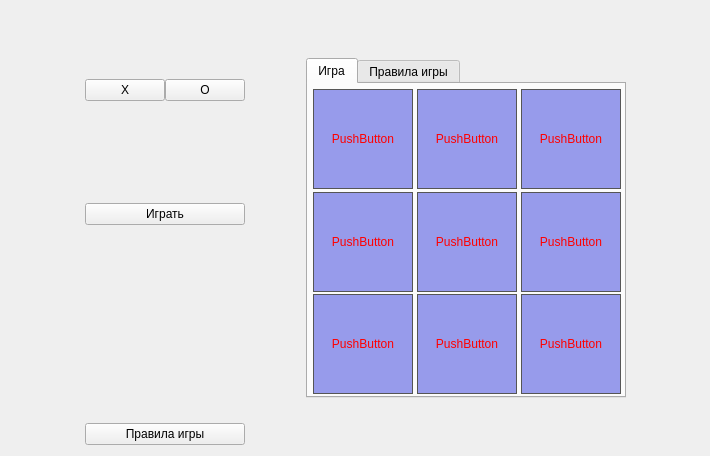
HmmAnchy/A-C-project, file Project/widget.ui: the form before one commit.
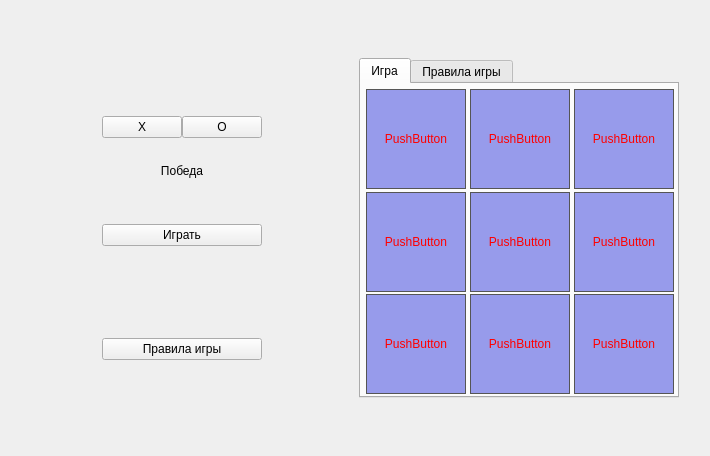
The form after the commit. Icons and pictures are not drawn.

Patch:
```diff
--- a/Project/widget.ui
+++ b/Project/widget.ui
@@ -23,17 +23,21 @@
    </size>
   </property>
   <property name="windowTitle">
-   <string>x o</string>
+   <string>Крестики-нолики</string>
+  </property>
+  <property name="windowIcon">
+   <iconset resource="res.qrc">
+    <normaloff>:/res/images/icon.png</normaloff>:/res/images/icon.png</iconset>
   </property>
   <layout class="QHBoxLayout" name="horizontalLayout">
    <item>
-    <spacer name="horizontalSpacer">
+    <spacer name="horizontalSpacer_5">
      <property name="orientation">
       <enum>Qt::Horizontal</enum>
      </property>
      <property name="sizeHint" stdset="0">
       <size>
-       <width>86</width>
+       <width>20</width>
        <height>20</height>
       </size>
      </property>
@@ -60,7 +64,7 @@
         <string/>
        </property>
        <property name="pixmap">
-        <pixmap resource="res.qrc">:/res/Нолики.png</pixmap>
+        <pixmap resource="res.qrc">:/res/images/text.png</pixmap>
        </property>
        <property name="alignment">
         <set>Qt::AlignCenter</set>
@@ -93,19 +97,35 @@
        <property name="orientation">
         <enum>Qt::Vertical</enum>
        </property>
+       <property name="sizeType">
+        <enum>QSizePolicy::Fixed</enum>
+       </property>
        <property name="sizeHint" stdset="0">
         <size>
          <width>20</width>
-         <height>40</height>
+         <height>20</height>
         </size>
        </property>
       </spacer>
      </item>
+     <item>
+      <widget class="QLabel" name="label_3">
+       <property name="text">
+        <string>Победа</string>
+       </property>
+       <property name="alignment">
+        <set>Qt::AlignCenter</set>
+       </property>
+      </widget>
+     </item>
      <item>
       <spacer name="verticalSpacer_10">
        <property name="orientation">
         <enum>Qt::Vertical</enum>
        </property>
+       <property name="sizeType">
+        <enum>QSizePolicy::Fixed</enum>
+       </property>
        <property name="sizeHint" stdset="0">
         <size>
          <width>20</width>
@@ -134,45 +154,6 @@
        </property>
       </spacer>
      </item>
-     <item>
-      <spacer name="verticalSpacer_12">
-       <property name="orientation">
-        <enum>Qt::Vertical</enum>
-       </property>
-       <property name="sizeHint" stdset="0">
-        <size>
-         <width>20</width>
-         <height>40</height>
-        </size>
-       </property>
-      </spacer>
-     </item>
-     <item>
-      <spacer name="verticalSpacer_13">
-       <property name="orientation">
-        <enum>Qt::Vertical</enum>
-       </property>
-       <property name="sizeHint" stdset="0">
-        <size>
-         <width>20</width>
-         <height>40</height>
-        </size>
-       </property>
-      </spacer>
-     </item>
-     <item>
-      <spacer name="verticalSpacer_14">
-       <property name="orientation">
-        <enum>Qt::Vertical</enum>
-       </property>
-       <property name="sizeHint" stdset="0">
-        <size>
-         <width>20</width>
-         <height>40</height>
-        </size>
-       </property>
-      </spacer>
-     </item>
      <item>
       <widget class="QPushButton" name="pushButton_26">
        <property name="text">
@@ -180,6 +161,19 @@
        </property>
       </widget>
      </item>
+     <item>
+      <spacer name="verticalSpacer_14">
+       <property name="orientation">
+        <enum>Qt::Vertical</enum>
+       </property>
+       <property name="sizeHint" stdset="0">
+        <size>
+         <width>20</width>
+         <height>40</height>
+        </size>
+       </property>
+      </spacer>
+     </item>
     </layout>
    </item>
    <item>
@@ -187,22 +181,12 @@
      <property name="orientation">
       <enum>Qt::Horizontal</enum>
      </property>
-     <property name="sizeHint" stdset="0">
-      <size>
-       <width>40</width>
-       <height>20</height>
-      </size>
+     <property name="sizeType">
+      <enum>QSizePolicy::Expanding</enum>
      </property>
-    </spacer>
-   </item>
-   <item>
-    <spacer name="horizontalSpacer_2">
-     <property name="orientation">
-      <enum>Qt::Horizontal</enum>
-     </property>
      <property name="sizeHint" stdset="0">
       <size>
-       <width>40</width>
+       <width>20</width>
        <height>20</height>
       </size>
      </property>
@@ -458,13 +442,16 @@
     </widget>
    </item>
    <item>
-    <spacer name="horizontalSpacer_3">
+    <spacer name="horizontalSpacer_2">
      <property name="orientation">
       <enum>Qt::Horizontal</enum>
      </property>
+     <property name="sizeType">
+      <enum>QSizePolicy::Fixed</enum>
+     </property>
      <property name="sizeHint" stdset="0">
       <size>
-       <width>85</width>
+       <width>20</width>
        <height>20</height>
       </size>
      </property>
```
